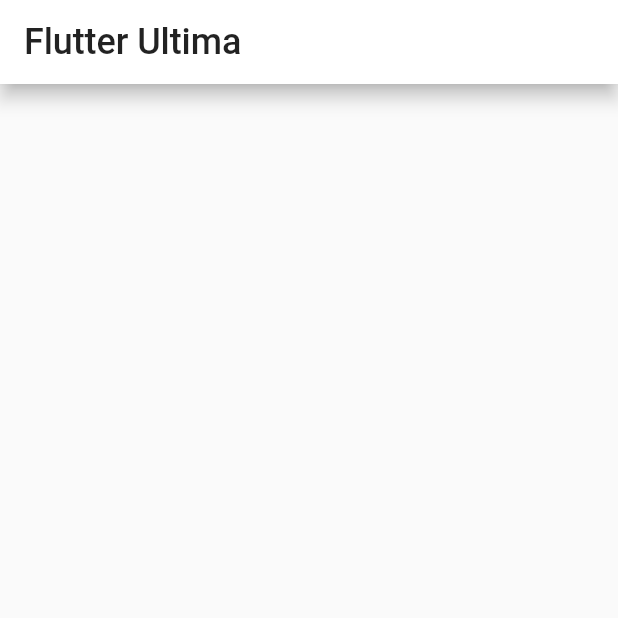
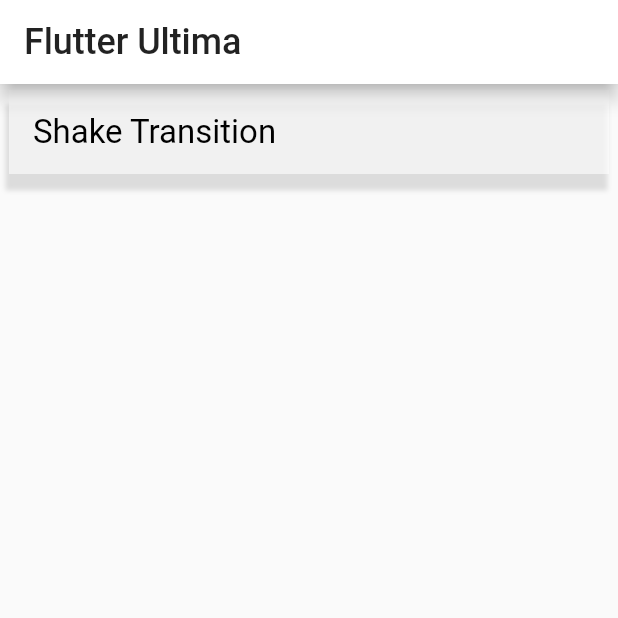
Before and after one commit to fardeen9983/Flutter-Ultima, a Flutter app: the screen it shows after launch, on a phone screen of 412 x 824 dp, the top half of it. Run offline on Flutter 3.47's test engine with Material 2 defaults, Android fonts, the phone set to English and light mode, and no system bars.

Commit message:
Shake Transition : Begin

```diff
--- /dev/null
+++ b/lib/sections/animations/shake_transition/shake_transition.dart
@@ -0,0 +1,2 @@
+export 'about.dart';
+export 'ui.dart';
--- a/lib/sections/home/ui.dart
+++ b/lib/sections/home/ui.dart
@@ -1,4 +1,6 @@
 import 'package:flutter/material.dart';
+import 'package:flutter_ultima/sections/animations/shake_transition/shake_transition.dart';
+import 'package:flutter_ultima/sections/home/widgets/widget.dart';
 
 class HomeScreen extends StatefulWidget {
   @override
@@ -20,7 +22,10 @@ class _HomeScreenState extends State<HomeScreen> {
         centerTitle: false,
       ),
       body: ListView(
-        children: [],
+        children: [
+          HomeEntry(
+              title: "Shake Transition", next: ShakeTransitionAboutScreen.TAG)
+        ],
       ),
     );
   }
--- /dev/null
+++ b/lib/sections/home/widgets/home_entry.dart
@@ -0,0 +1,34 @@
+import 'package:flutter/material.dart';
+
+class HomeEntry extends StatelessWidget {
+  final String title;
+  final String next;
+
+  const HomeEntry({Key key, @required this.title, @required this.next})
+      : super(key: key);
+
+  @override
+  Widget build(BuildContext context) {
+    return GestureDetector(
+        onTap: () => Navigator.pushNamed(context, next),
+        child: Container(
+          decoration: BoxDecoration(
+              shape: BoxShape.rectangle,
+              color: Colors.white60,
+              boxShadow: [
+                BoxShadow(
+                    color: Colors.black12,
+                    offset: Offset(-2, 10),
+                    blurRadius: 2,
+                    spreadRadius: 1)
+              ]),
+          margin: EdgeInsets.symmetric(vertical: 4, horizontal: 6),
+          child: ListTile(
+            title: Text(
+              title,
+              style: TextStyle(fontSize: 22, color: Colors.black),
+            ),
+          ),
+        ));
+  }
+}
--- /dev/null
+++ b/lib/sections/home/widgets/widget.dart
@@ -0,0 +1 @@
+export 'home_entry.dart';
```
Also changed, not shown: lib/main.dart (+21 -2 lines), lib/sections/animations/shake_transition/about.dart (added, +10 -0 lines), lib/sections/animations/shake_transition/ui.dart (added, +16 -0 lines), lib/sections/animations/temp.dart (added), 1 other file.
